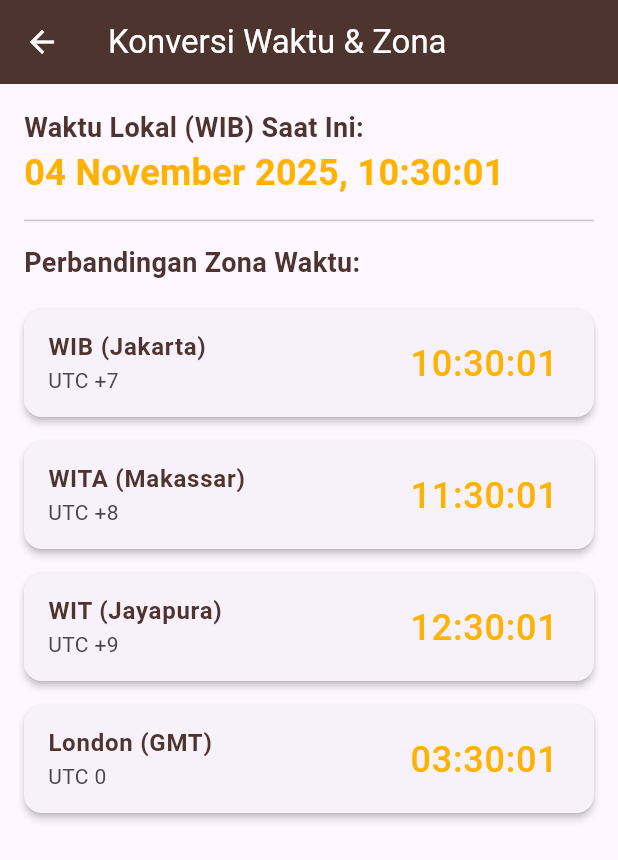
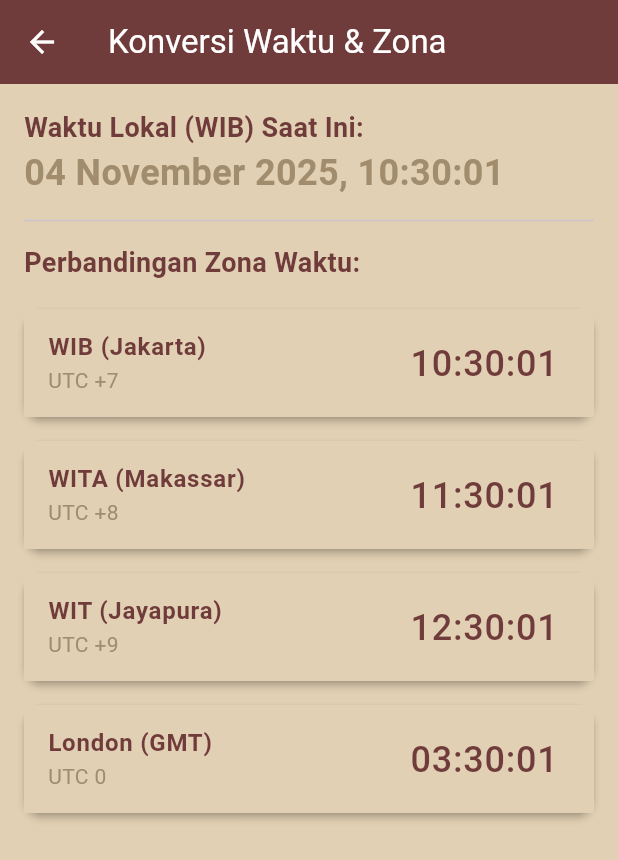
Before and after one commit to alkhila/PA_restoran, a Flutter app: the TimeConverterPage screen opened directly, on a phone screen of 412 x 824 dp. Shown: the top 860 px of the screen. Run offline on Flutter 3.47's test engine with Material 3 defaults, Android fonts, the phone set to English and light mode, and no system bars; our stand-ins replace flutter_local_notifications, flutter_map, geolocator, hive, hive_flutter, latlong2 and 1 more; accounts and stored records are empty.

Commit message:
benerin tampilan warna di konversi waktu

```diff
--- a/lib/pages/time_converter_page.dart
+++ b/lib/pages/time_converter_page.dart
@@ -2,8 +2,9 @@ import 'package:flutter/material.dart';
 import 'package:intl/intl.dart';
 import 'dart:async';
 
-const Color brownColor = Color(0xFF4E342E);
-const Color accentColor = Color(0xFFFFB300);
+const Color darkPrimaryColor = Color(0xFF703B3B);
+const Color secondaryAccentColor = Color(0xFFA18D6D);
+const Color lightBackgroundColor = Color(0xFFE1D0B3);
 
 class TimeConverterPage extends StatefulWidget {
   const TimeConverterPage({super.key});
@@ -14,7 +15,6 @@ class TimeConverterPage extends StatefulWidget {
 
 class _TimeConverterPageState extends State<TimeConverterPage> {
   DateTime _currentTime = DateTime.now();
-
   Timer? _timer;
 
   final List<Map<String, dynamic>> timeZones = [
@@ -52,6 +52,7 @@ class _TimeConverterPageState extends State<TimeConverterPage> {
   String _formatTime(DateTime wibTime, int targetOffset) {
     const int wibOffsetHours = 7;
     final utcTime = wibTime.subtract(const Duration(hours: wibOffsetHours));
+
     final targetTime = utcTime.add(Duration(hours: targetOffset));
     return DateFormat('HH:mm:ss').format(targetTime);
   }
@@ -59,9 +60,10 @@ class _TimeConverterPageState extends State<TimeConverterPage> {
   @override
   Widget build(BuildContext context) {
     return Scaffold(
+      backgroundColor: lightBackgroundColor,
       appBar: AppBar(
         title: const Text('Konversi Waktu & Zona'),
-        backgroundColor: brownColor,
+        backgroundColor: darkPrimaryColor,
         foregroundColor: Colors.white,
       ),
       body: Padding(
@@ -74,15 +76,14 @@ class _TimeConverterPageState extends State<TimeConverterPage> {
               style: TextStyle(
                 fontSize: 18,
                 fontWeight: FontWeight.bold,
-                color: brownColor,
+                color: darkPrimaryColor,
               ),
             ),
             Text(
-              // Menampilkan tanggal dan waktu WIB dari perangkat
               DateFormat('dd MMMM yyyy, HH:mm:ss').format(_currentTime),
-              style: const TextStyle(
+              style: TextStyle(
                 fontSize: 24,
-                color: accentColor,
+                color: secondaryAccentColor,
                 fontWeight: FontWeight.bold,
               ),
             ),
@@ -93,7 +94,7 @@ class _TimeConverterPageState extends State<TimeConverterPage> {
               style: TextStyle(
                 fontSize: 18,
                 fontWeight: FontWeight.bold,
-                color: brownColor,
+                color: darkPrimaryColor,
               ),
             ),
             const SizedBox(height: 10),
@@ -112,22 +113,21 @@ class _TimeConverterPageState extends State<TimeConverterPage> {
                     elevation: 2,
                     margin: const EdgeInsets.symmetric(vertical: 8),
                     child: ListTile(
+                      tileColor: Color(0xFFE1D0B3),
                       title: Text(
                         zone['name'],
                         style: TextStyle(
                           fontWeight: FontWeight.bold,
-                          color: brownColor,
+                          color: darkPrimaryColor,
                         ),
                       ),
                       subtitle: Text(
                         'UTC ${zone['offset'] > 0 ? '+' : ''}${zone['offset']}',
+                        style: TextStyle(color: secondaryAccentColor),
                       ),
                       trailing: Text(
                         displayTime,
-                        style: const TextStyle(
-                          fontSize: 24,
-                          color: accentColor,
-                        ),
+                        style: TextStyle(fontSize: 24, color: darkPrimaryColor),
                       ),
                     ),
                   );
```
